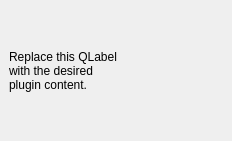
Above: aerogen_dockwidget_base.ui from OpenGeoLabs/qgis-aerogen-plugin before the change. Below: the same form after it.
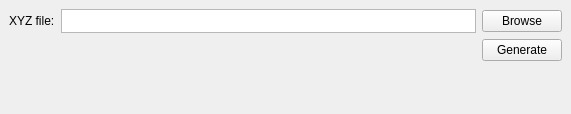
That is the form after the change.

Commit message: implement browse button (loading input file)

What changed in the file:
```diff
--- a/aerogen_dockwidget_base.ui
+++ b/aerogen_dockwidget_base.ui
@@ -6,8 +6,8 @@
    <rect>
     <x>0</x>
     <y>0</y>
-    <width>232</width>
-    <height>141</height>
+    <width>571</width>
+    <height>114</height>
    </rect>
   </property>
   <property name="windowTitle">
@@ -15,12 +15,71 @@
   </property>
   <widget class="QWidget" name="dockWidgetContents">
    <layout class="QGridLayout" name="gridLayout">
-    <item row="0" column="0">
-     <widget class="QLabel" name="label">
+    <item row="3" column="2">
+     <widget class="QPushButton" name="generateButton">
       <property name="text">
-       <string>Replace this QLabel
-with the desired
-plugin content.</string>
+       <string>Generate</string>
+      </property>
+     </widget>
+    </item>
+    <item row="2" column="2">
+     <widget class="QPushButton" name="browseButton">
+      <property name="text">
+       <string>Browse</string>
+      </property>
+     </widget>
+    </item>
+    <item row="2" column="0">
+     <widget class="QLabel" name="labelInput">
+      <property name="sizePolicy">
+       <sizepolicy hsizetype="Preferred" vsizetype="Minimum">
+        <horstretch>0</horstretch>
+        <verstretch>0</verstretch>
+       </sizepolicy>
+      </property>
+      <property name="text">
+       <string>XYZ file:</string>
+      </property>
+     </widget>
+    </item>
+    <item row="4" column="1">
+     <spacer name="verticalSpacer">
+      <property name="orientation">
+       <enum>Qt::Vertical</enum>
+      </property>
+      <property name="sizeHint" stdset="0">
+       <size>
+        <width>20</width>
+        <height>40</height>
+       </size>
+      </property>
+     </spacer>
+    </item>
+    <item row="2" column="1">
+     <widget class="QTextEdit" name="textInput">
+      <property name="sizePolicy">
+       <sizepolicy hsizetype="Expanding" vsizetype="Preferred">
+        <horstretch>0</horstretch>
+        <verstretch>0</verstretch>
+       </sizepolicy>
+      </property>
+      <property name="maximumSize">
+       <size>
+        <width>16777215</width>
+        <height>24</height>
+       </size>
+      </property>
+      <property name="verticalScrollBarPolicy">
+       <enum>Qt::ScrollBarAlwaysOff</enum>
+      </property>
+      <property name="horizontalScrollBarPolicy">
+       <enum>Qt::ScrollBarAlwaysOff</enum>
+      </property>
+      <property name="lineWrapMode">
+       <enum>QTextEdit::NoWrap</enum>
+      </property>
+      <property name="readOnly">
+       <bool>true</bool>
       </property>
      </widget>
     </item>
```
The commit also changes 2 other files.
